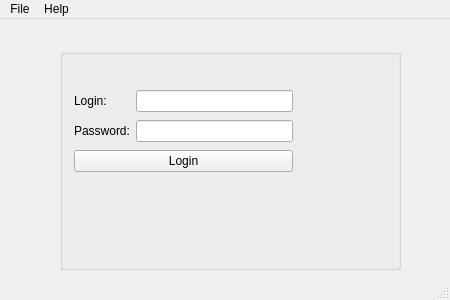
Qt form BankManagment/LoginWindow.ui (jaroslawroszyk/BankManagment-Qt) before a commit.
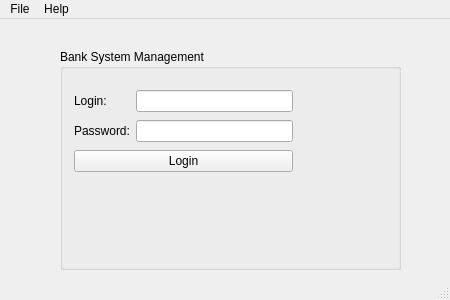
The same form after that commit. Icons and pictures are not drawn.

Commit message: [1.2] Add handling database and usage it for login system

The edit to the form file:
```diff
--- a/BankManagment/LoginWindow.ui
+++ b/BankManagment/LoginWindow.ui
@@ -5,6 +5,14 @@
   <property name="enabled">
    <bool>true</bool>
   </property>
+  <property name="geometry">
+   <rect>
+    <x>0</x>
+    <y>0</y>
+    <width>450</width>
+    <height>300</height>
+   </rect>
+  </property>
   <property name="sizePolicy">
    <sizepolicy hsizetype="Preferred" vsizetype="Preferred">
     <horstretch>50</horstretch>
@@ -31,9 +39,9 @@
      </rect>
     </property>
     <property name="title">
-     <string/>
+     <string>Bank System Management</string>
     </property>
-    <widget class="QWidget" name="">
+    <widget class="QWidget" name="layoutWidget">
      <property name="geometry">
       <rect>
        <x>14</x>
```
Left out of the diff: 12 changed lines with no effect on the pictures. The commit also changes 5 other files.
